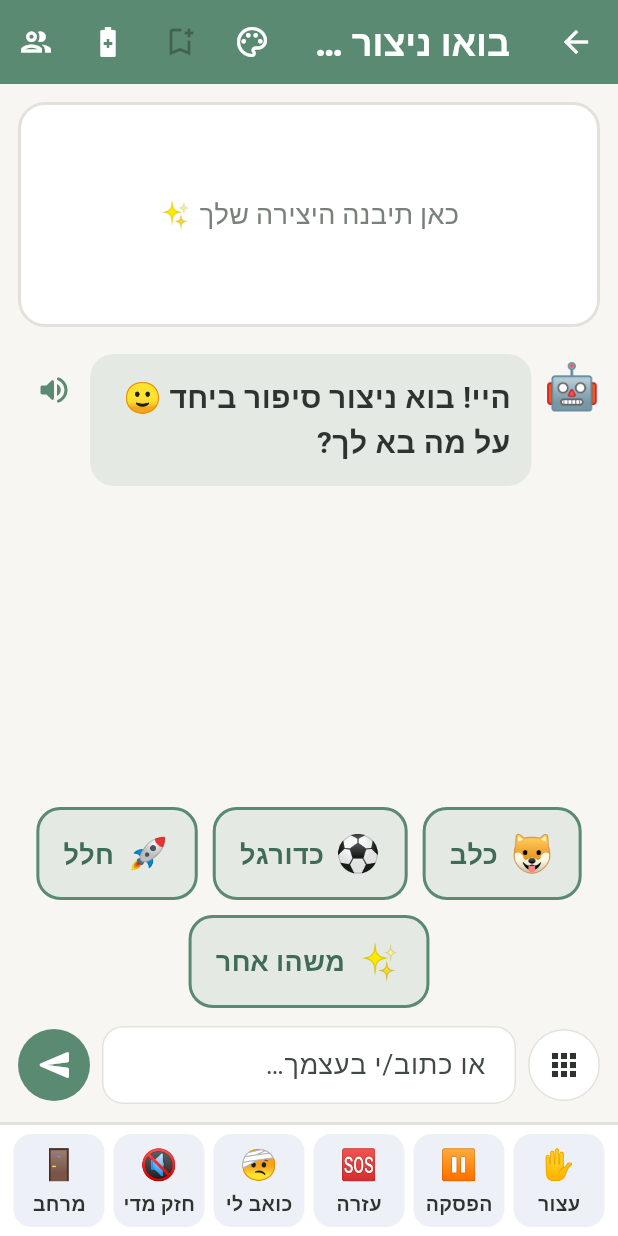
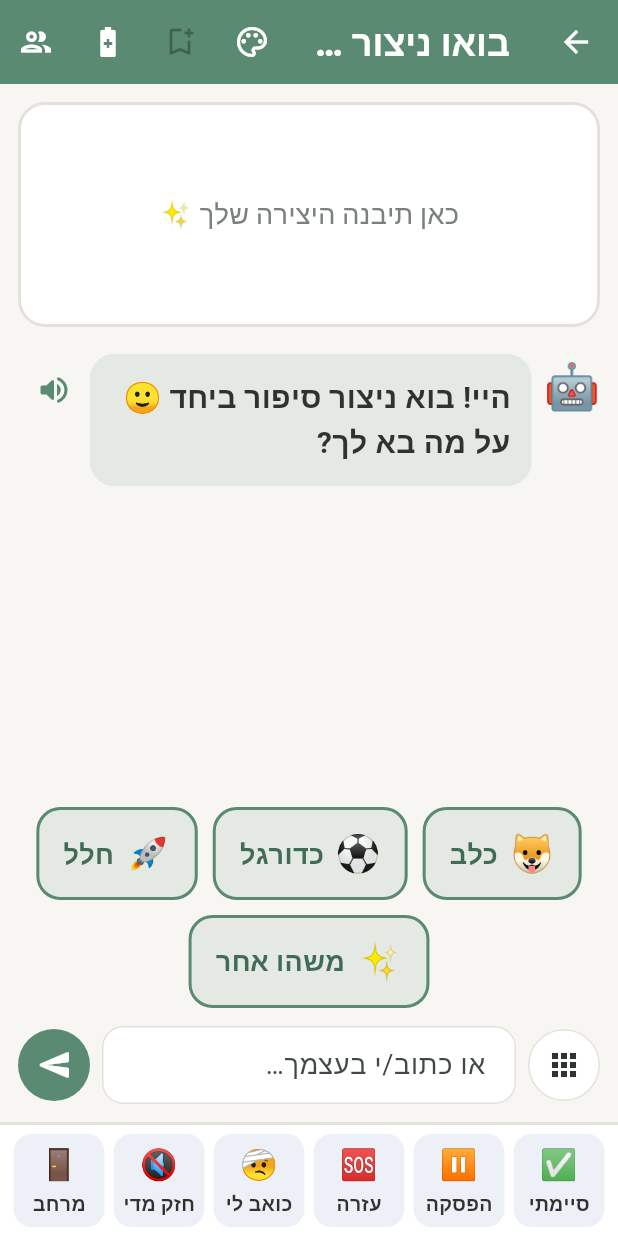
Before and after one commit to ronymilanez34-prog/creative-aac, a Flutter app: the screen it shows after launch, after a tap on "בואו ניצור ביחד", on a phone screen of 412 x 824 dp. Run offline on Flutter 3.47's test engine with Material 3 defaults, Android fonts, the phone set to English and light mode, and no system bars; our stand-ins replace audioplayers, file_picker, flutter_svg, flutter_tts, share_plus, shared_preferences; missing offline and left inert: record.

Commit message:
feat: "סיימתי" replaces "עצור" on the emergency strip — one tap saves and leaves
Field 18.10, Rony: "עצור" and "הפסקה" did the same thing (a full-screen
message, tap to return); only the spoken sentence differed. His call:
"עצור" becomes "סיימתי" — it ends the friend's current work. One tap
saves whatever was made to "my stories" (words or picture) and leaves
the screen; with nothing made it simply leaves. No exit question, no
overlay. "הפסקה" stays as it was. The "אני תקוע" idea is dropped.

Co-Authored-By: Claude Fable 5.1 <noreply@anthropic.com>

```diff
--- a/lib/widgets/quick_bar.dart
+++ b/lib/widgets/quick_bar.dart
@@ -14,8 +14,12 @@ class QuickFire {
 /// The fixed quick-fire messages. Order and placement NEVER change — motor
 /// consistency is the point (response efficiency: the communicative act must
 /// be faster than the behaviour it replaces). Fully local: no AI, no network.
+///
+/// "סיימתי" (18.10, Rony's call) replaces "עצור", which did the same as
+/// "הפסקה": it ends the current work — saves the creation and leaves —
+/// in one tap, so finishing never needs the exit question.
 const List<QuickFire> kQuickFires = [
-  QuickFire('✋', 'עצור', 'עצור בבקשה'),
+  QuickFire('✅', 'סיימתי', 'סיימתי'),
   QuickFire('⏸️', 'הפסקה', 'אני צריך הפסקה'),
   QuickFire('🆘', 'עזרה', 'אני צריך עזרה'),
   QuickFire('🤕', 'כואב לי', 'כואב לי'),
```
Also changed, not shown: lib/screens/companion_screen.dart (+22 -0 lines), 1 other file.
